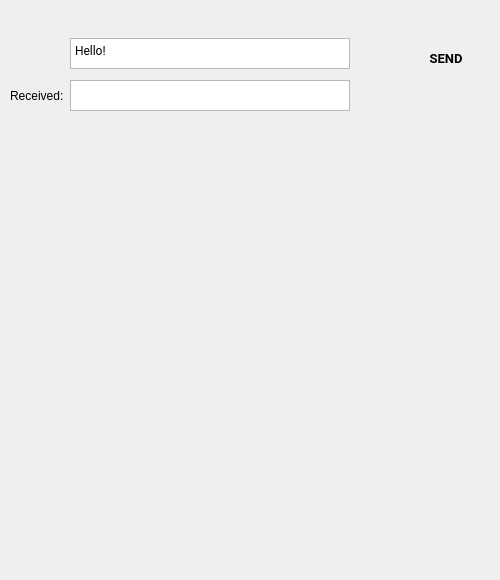
vicamo/libandroid-emugl, file android/android-emu/android/skin/qt/extended-pages/car-data-page.ui: the form before one commit.
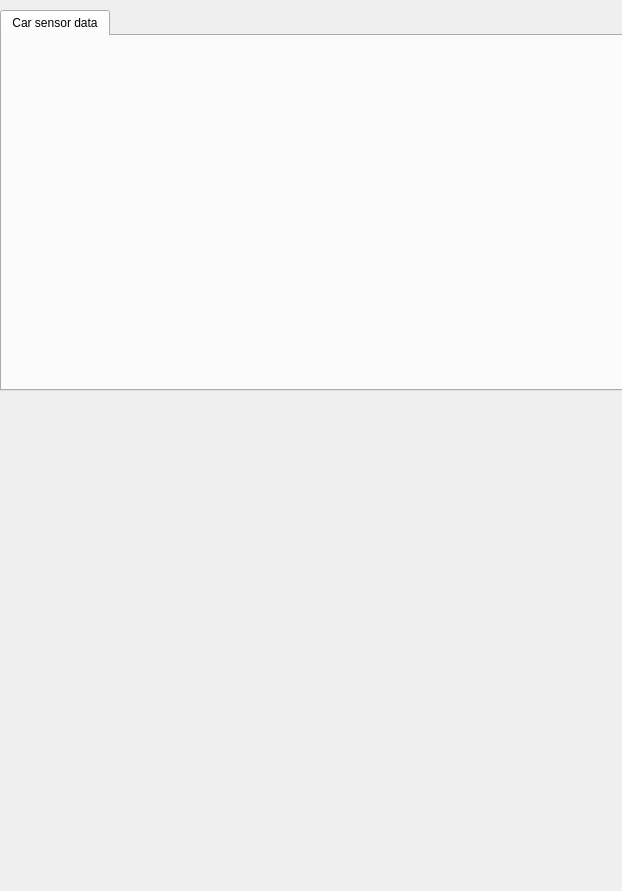
The form after the commit. Icons and pictures are not drawn. Custom widgets are drawn as their Qt base class.

Commit message:
Add Car sensor data emulation
+ Add a tab in car data window for car sensors emulation. Future car
  features will also be added as a sub tab.

+ Added vehicle_constants.h which contains all the enum constants
  defined by vehicle hal. Added a script to pull the enums from the
  hidle generated hearder files.

Screenshot: https://goo.gl/photos/Jq8HyJcKd5yWd94i6

```diff
--- a/android/android-emu/android/skin/qt/extended-pages/car-data-page.ui
+++ b/android/android-emu/android/skin/qt/extended-pages/car-data-page.ui
@@ -6,108 +6,42 @@
    <rect>
     <x>0</x>
     <y>0</y>
-    <width>500</width>
-    <height>580</height>
+    <width>622</width>
+    <height>891</height>
    </rect>
   </property>
   <property name="windowTitle">
    <string>Form</string>
   </property>
-  <widget class="QTextEdit" name="car_send_data">
+  <widget class="QTabWidget" name="tabWidget">
    <property name="geometry">
     <rect>
-     <x>70</x>
-     <y>38</y>
-     <width>280</width>
-     <height>31</height>
+     <x>0</x>
+     <y>10</y>
+     <width>630</width>
+     <height>381</height>
     </rect>
    </property>
-   <property name="plainText">
-    <string>Hello!</string>
+   <property name="styleSheet">
+    <string notr="true"/>
    </property>
-   <property name="font">
-    <font>
-     <family>Roboto</family>
-    </font>
+   <property name="currentIndex">
+    <number>0</number>
    </property>
-  </widget>
-  <widget class="RaisedMaterialButton" name="car_sendDataButton">
-   <property name="geometry">
-    <rect>
-     <x>380</x>
-     <y>40</y>
-     <width>132</width>
-     <height>36</height>
-    </rect>
-   </property>
-   <property name="font">
-    <font>
-     <family>Roboto</family>
-     <pointsize>10</pointsize>
-     <weight>75</weight>
-     <bold>true</bold>
-    </font>
-   </property>
-   <property name="text">
-    <string>SEND</string>
-   </property>
-   <property name="icon">
-    <iconset resource="../resources.qrc">
-     <normaloff>:/light/loc_send</normaloff>:/light/loc_send</iconset>
-   </property>
-   <property name="iconSize">
-    <size>
-     <width>20</width>
-     <height>20</height>
-    </size>
-   </property>
-   <property name="flat">
-    <bool>true</bool>
-   </property>
-   <property name="ColorGroup" stdset="0">
-    <string>Tool</string>
-   </property>
-   <property name="report_metrics" stdset="0">
-    <bool>false</bool>
-   </property>
-  </widget>
-  <widget class="QLabel" name="label_received">
-    <property name="geometry">
-     <rect>
-      <x>10</x>
-      <y>80</y>
-      <width>100</width>
-      <height>31</height>
-     </rect>
-    </property>
-    <property name="text">
-     <string>Received: </string>
-    </property>
-    <property name="ColorGroup" stdset="0">
-     <string>Title</string>
-    </property>
+   <!-- Car Sensor Tab -->
+   <widget class="CarSensorData" name="tab_sensor">
+    <attribute name="title">
+     <string>Car sensor data</string>
+    </attribute>
    </widget>
-   <widget class="QTextEdit" name="car_received_data">
-    <property name="geometry">
-     <rect>
-      <x>70</x>
-      <y>80</y>
-      <width>280</width>
-      <height>31</height>
-     </rect>
-    </property>
-    <property name="font">
-     <font>
-      <family>Roboto</family>
-     </font>
-    </property>
-   </widget>
   </widget>
+  <!-- Add more tabs here -->
+ </widget>
  <customwidgets>
   <customwidget>
-   <class>RaisedMaterialButton</class>
-   <extends>QPushButton</extends>
-   <header>android/skin/qt/raised-material-button.h</header>
+   <class>CarSensorData</class>
+   <extends>QWidget</extends>
+   <header>android/skin/qt/extended-pages/car-data-emulation/car-sensor-data.h</header>
   </customwidget>
  </customwidgets>
 </ui>
```
Left out of the diff: 2 changed lines with no effect on the pictures. The commit also changes 11 other files.
